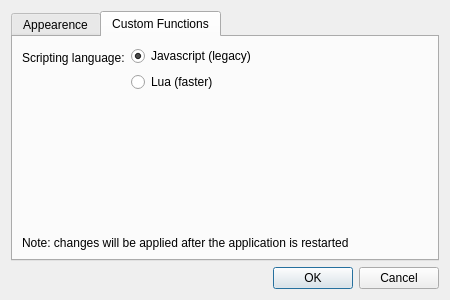
First picture: the form in plotter_gui/preferences_dialog.ui, repository ziparker/PlotJuggler, before the edit.
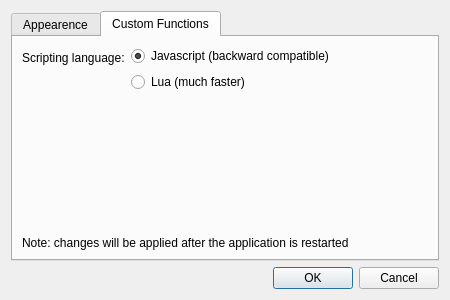
Second picture: the form after the edit.

The edit to the form file:
```diff
--- a/plotter_gui/preferences_dialog.ui
+++ b/plotter_gui/preferences_dialog.ui
@@ -130,7 +130,7 @@
               <enum>Qt::NoFocus</enum>
              </property>
              <property name="text">
-              <string>Javascript (legacy)</string>
+              <string>Javascript (backward compatible)</string>
              </property>
              <property name="checked">
               <bool>true</bool>
@@ -143,7 +143,7 @@
               <enum>Qt::NoFocus</enum>
              </property>
              <property name="text">
-              <string>Lua (faster)</string>
+              <string>Lua (much faster)</string>
              </property>
             </widget>
            </item>
```
